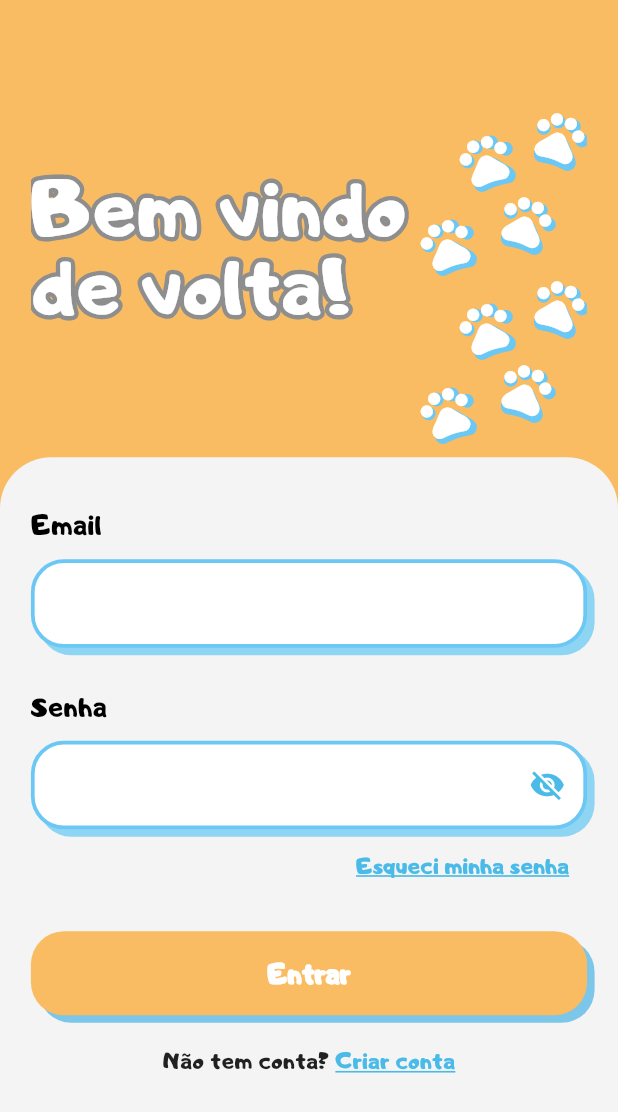
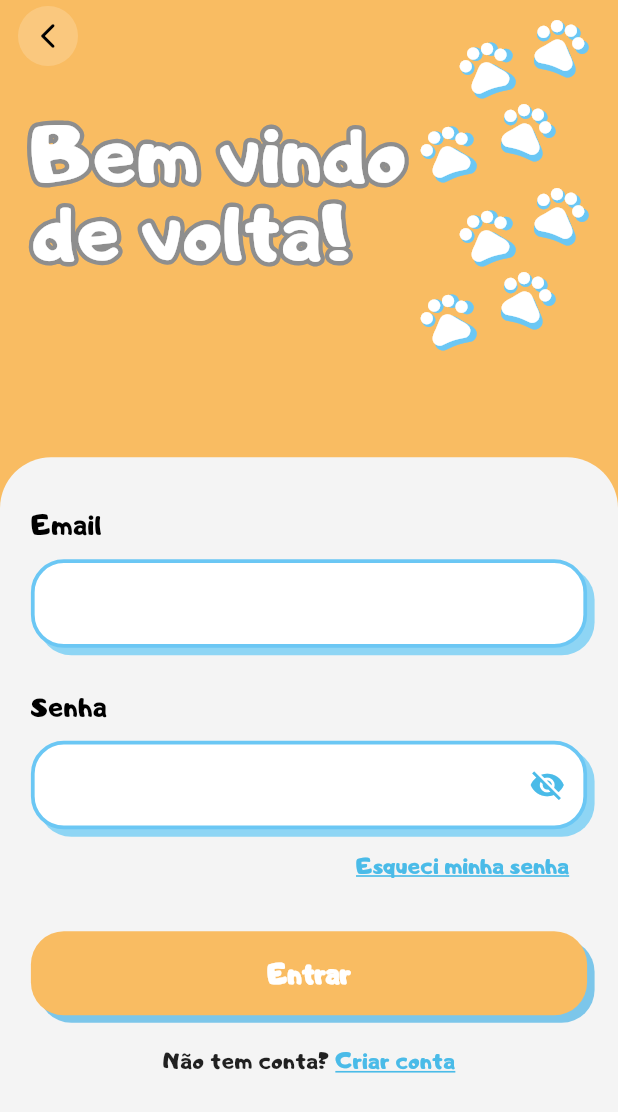
Before and after one commit to rigelsss/adoteiapp_fullstack_codex, a Flutter app: the screen it shows after launch, after a tap on "Já tenho conta", on a phone screen of 412 x 824 dp. Shown: the top 1112 px of the screen. Run offline on Flutter 3.47's test engine with Material 3 defaults, Android fonts, the phone set to English and light mode, and no system bars; our stand-ins replace go_router, shared_preferences; accounts and stored records are empty; network calls fail.

Commit message:
fix: ajuste na navbar e no botao de retorno da tela de login

```diff
--- a/frontend/adotei_app/lib/screens/login_screen.dart
+++ b/frontend/adotei_app/lib/screens/login_screen.dart
@@ -59,25 +59,41 @@ class _LoginScreenState extends State<LoginScreen> {
     );
   }
 
+  void _voltarParaSplash() {
+    context.go('/');
+  }
+
   @override
   Widget build(BuildContext context) {
-    return Scaffold(
+    return PopScope(
+      canPop: false,
+      onPopInvokedWithResult: (didPop, _) {
+        if (!didPop) _voltarParaSplash();
+      },
+      child: Scaffold(
         backgroundColor: const Color(0xFFF9BC62),
-      body: SafeArea(
-        child: LayoutBuilder(
+        body: LayoutBuilder(
           builder: (context, constraints) {
             final width = constraints.maxWidth;
             final height = constraints.maxHeight;
+            final topInset = MediaQuery.of(context).padding.top;
+            final topBarHeight = topInset + 40.0;
 
             return Stack(
               children: [
-                Padding(
-                  padding: EdgeInsets.fromLTRB(
-                    width * 0.05,
-                    height * 0.09,
-                    width * 0.05,
-                    0,
+                Positioned(
+                  top: 0,
+                  left: 0,
+                  right: 0,
+                  child: _LoginTopBar(
+                    topInset: topInset,
+                    onBack: _voltarParaSplash,
                   ),
+                ),
+                Positioned(
+                  top: topBarHeight - 12,
+                  left: width * 0.05,
+                  right: width * 0.05,
                   child: const _LoginHero(),
                 ),
                 Positioned(
@@ -188,26 +204,69 @@ class _LoginScreenState extends State<LoginScreen> {
   }
 }
 
+class _LoginTopBar extends StatelessWidget {
+  final double topInset;
+  final VoidCallback onBack;
+
+  const _LoginTopBar({
+    required this.topInset,
+    required this.onBack,
+  });
+
+  @override
+  Widget build(BuildContext context) {
+    return Padding(
+      padding: EdgeInsets.fromLTRB(12, topInset + 4, 12, 0),
+      child: Align(
+        alignment: Alignment.centerLeft,
+        child: Material(
+          color: Colors.transparent,
+          child: InkWell(
+            onTap: onBack,
+            borderRadius: BorderRadius.circular(999),
+            child: Container(
+              width: 40,
+              height: 40,
+              decoration: BoxDecoration(
+                color: Colors.white.withValues(alpha: 0.18),
+                borderRadius: BorderRadius.circular(999),
+              ),
+              child: const Icon(
+                Icons.arrow_back_ios_new_rounded,
+                color: Colors.black,
+                size: 20,
+              ),
+            ),
+          ),
+        ),
+      ),
+    );
+  }
+}
+
 class _LoginHero extends StatelessWidget {
   const _LoginHero();
 
   @override
   Widget build(BuildContext context) {
-    return Stack(
+    return SizedBox(
+      height: 250,
+      child: Stack(
+        clipBehavior: Clip.none,
         children: [
           const Align(
             alignment: Alignment.topLeft,
             child: Padding(
-            padding: EdgeInsets.only(top: 38),
+              padding: EdgeInsets.only(top: 48),
               child: _OutlinedHeading(text: 'Bem vindo\nde volta!'),
             ),
           ),
           Positioned(
-          top: -2,
+            top: -18,
             right: -4,
             child: SizedBox(
               width: 190,
-            height: 230,
+              height: 250,
               child: Stack(
                 children: const [
                   _PawPrint(top: 0, right: 0, size: 43, angle: 0.32),
@@ -223,6 +282,7 @@ class _LoginHero extends StatelessWidget {
             ),
           ),
         ],
+      ),
     );
   }
 }
```
Lines whose indentation alone changed are shown as unchanged.
